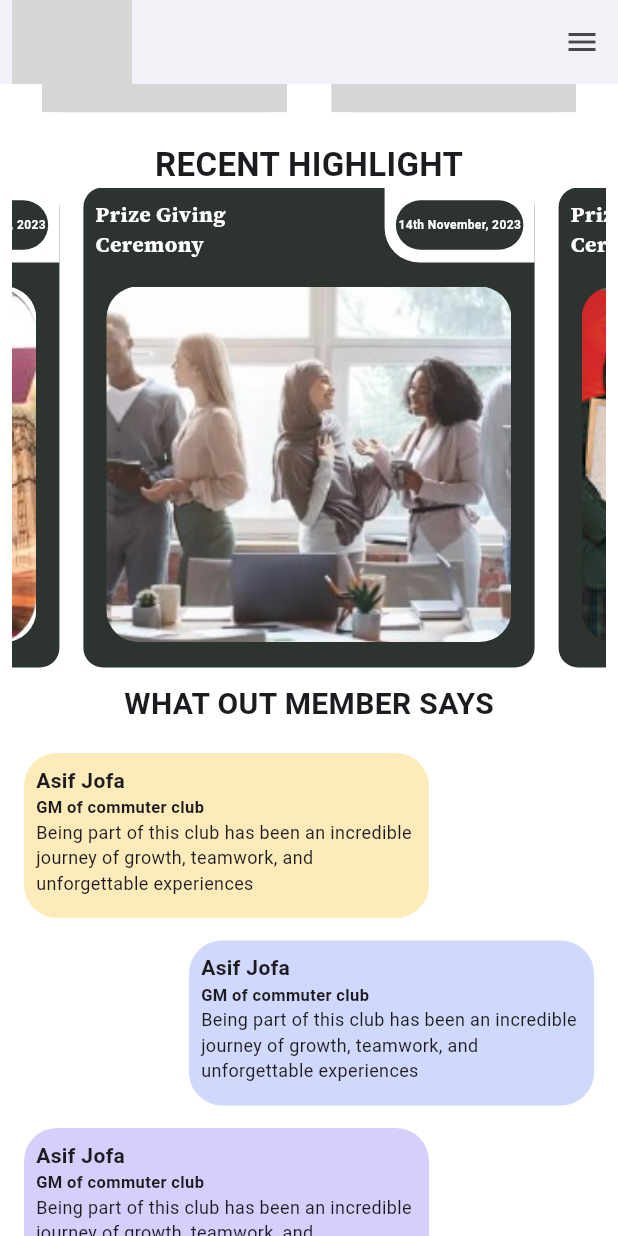
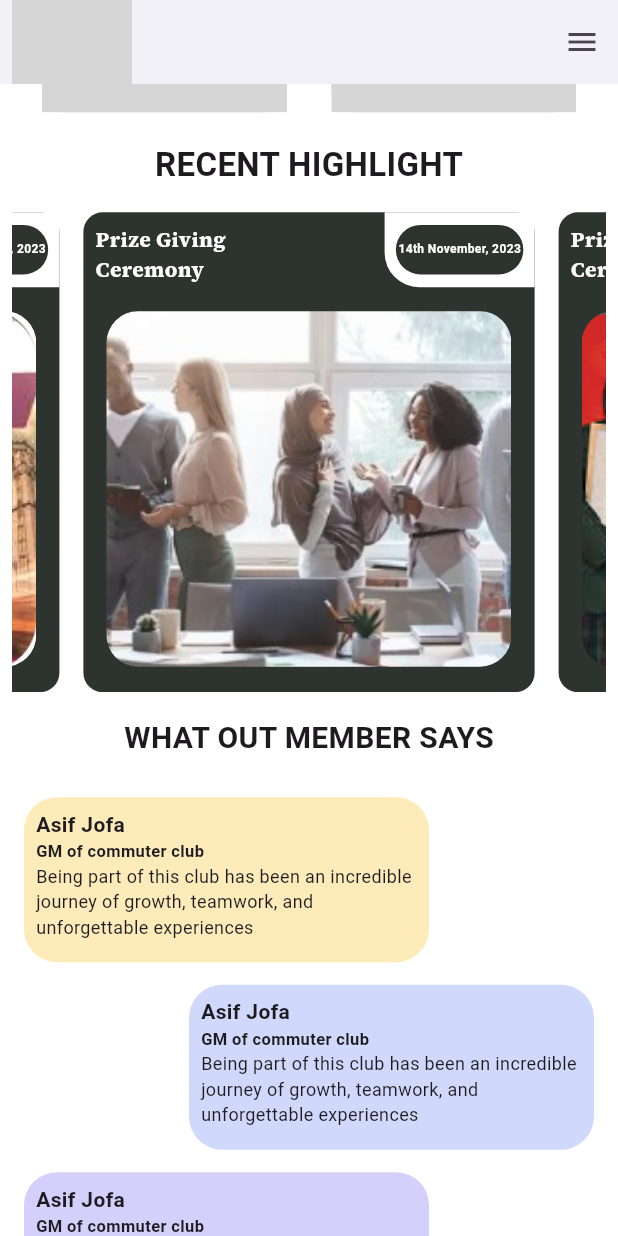
Before and after one commit to mishad01/East-Delta-University-Clubs, a Flutter app: the HomeScreen screen opened directly, scrolled down 576 dp, on a phone screen of 412 x 824 dp. Run offline on Flutter 3.47's test engine with Material 3 defaults, Android fonts, the phone set to English and light mode, and no system bars; drawn by our look-alikes of carousel_slider; our stand-ins replace device_preview, flutter_svg, get, google_fonts, pin_code_fields, sizer; grey boxes are pictures that could not be loaded.

Commit message:
responsive design added

```diff
--- a/edu_clubs_app/lib/main.dart
+++ b/edu_clubs_app/lib/main.dart
@@ -1,6 +1,10 @@
+import 'package:device_preview/device_preview.dart';
 import 'package:edu_clubs_app/app.dart';
 import 'package:flutter/cupertino.dart';
 
 void main() {
-  runApp(EduClubs());
+  runApp(DevicePreview(
+    enabled: true,
+    builder: (context) => EduClubs(),
+  ));
 }
--- a/edu_clubs_app/lib/presentation/ui/screens/home_screen.dart
+++ b/edu_clubs_app/lib/presentation/ui/screens/home_screen.dart
@@ -5,6 +5,7 @@ import 'package:edu_clubs_app/presentation/widgets/home_banner_slider.dart';
 import 'package:flutter/material.dart';
 import 'package:flutter_svg/flutter_svg.dart';
 import 'package:get/get.dart';
+import 'package:sizer/sizer.dart';
 
 class HomeScreen extends StatefulWidget {
   const HomeScreen({super.key});
@@ -31,7 +32,7 @@ class _HomeScreenState extends State<HomeScreen> {
       endDrawer: buildDrawer(context),
       body: SingleChildScrollView(
         child: Padding(
-          padding: EdgeInsets.all(8.0),
+          padding: const EdgeInsets.all(8.0),
           child: Column(
             children: [
               HomeBannerSlider(),
@@ -85,13 +86,14 @@ class _HomeScreenState extends State<HomeScreen> {
               ),
               Text("RECENT HIGHLIGHT",
                   style: TextStyle(fontSize: 22, fontWeight: FontWeight.bold)),
+              SizedBox(height: 2.h),
               HighLightSlider(),
-              SizedBox(height: 10),
+              SizedBox(height: 2.h),
               Text(
                 "WHAT OUT MEMBER SAYS",
                 style: TextStyle(fontSize: 20, fontWeight: FontWeight.bold),
               ),
-              SizedBox(height: 10),
+              SizedBox(height: 2.h),
               Padding(
                 padding: const EdgeInsets.all(8.0),
                 child: Column(
--- a/edu_clubs_app/pubspec.yaml
+++ b/edu_clubs_app/pubspec.yaml
@@ -44,6 +44,8 @@ dependencies:
   logger: ^2.4.0
   shared_preferences: ^2.3.2
   google_fonts: ^6.2.1
+  sizer: ^3.0.4
+  device_preview: ^1.2.0
 
 dev_dependencies:
   flutter_test:
```
Also changed, not shown: edu_clubs_app/lib/app.dart (+9 -0 lines), edu_clubs_app/pubspec.lock.
